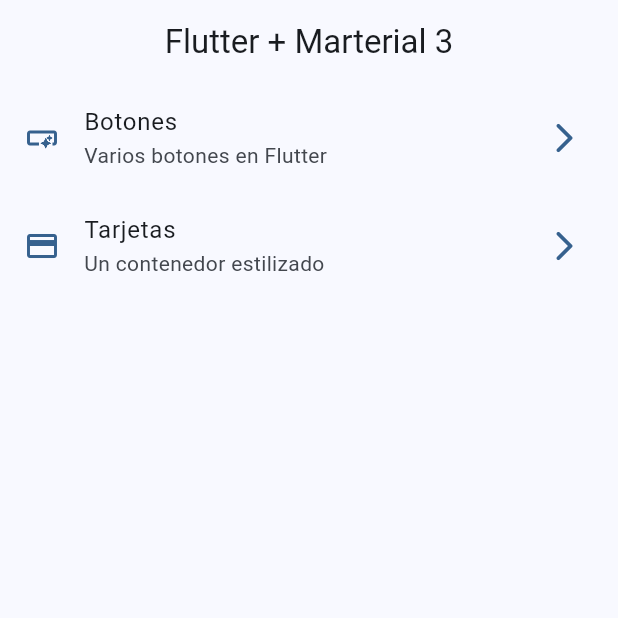
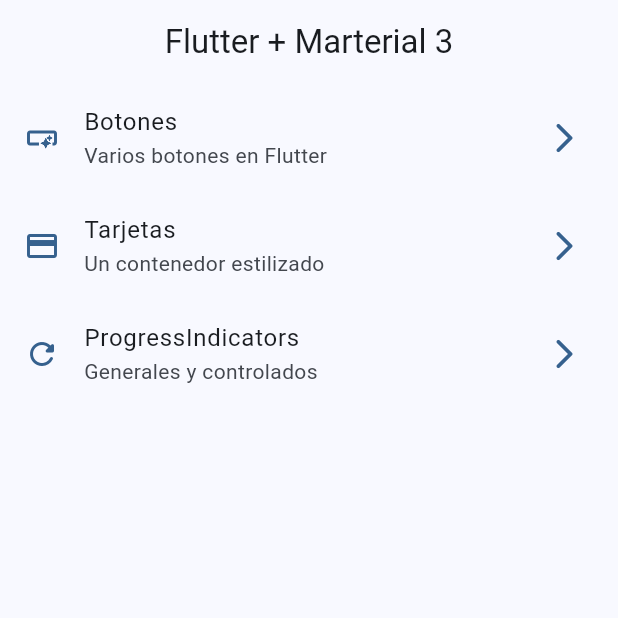
Before and after one commit to UN1T7D/widget_app, a Flutter app: the screen it shows after launch, on a phone screen of 412 x 824 dp, the top half of it. Run offline on Flutter 3.47's test engine with Material 3 defaults, Android fonts, the phone set to English and light mode, and no system bars; our stand-ins replace go_router.

Commit message:
progress indicators finish

```diff
--- a/lib/config/menu/menu_items.dart
+++ b/lib/config/menu/menu_items.dart
@@ -25,4 +25,9 @@ const appMenuItem = <MenuItems>[
       subTitle: 'Un contenedor estilizado',
       link: '/cards',
       icon: Icons.credit_card),
+  MenuItems(
+      title: 'ProgressIndicators',
+      subTitle: 'Generales y controlados',
+      link: '/progress',
+      icon: Icons.refresh_rounded),
 ];
--- a/lib/config/router/app_router.dart
+++ b/lib/config/router/app_router.dart
@@ -1,7 +1,5 @@
 import 'package:go_router/go_router.dart';
-import 'package:widget_app/presentation/screens/buttons/buttons_screen.dart';
-import 'package:widget_app/presentation/screens/cards/cards_screen.dart';
-import 'package:widget_app/presentation/screens/home/home_screen.dart';
+import 'package:widget_app/presentation/screens/screens.dart';
 
 final appRouter = GoRouter(initialLocation: '/', routes: [
   GoRoute(
@@ -19,4 +17,9 @@ final appRouter = GoRouter(initialLocation: '/', routes: [
     name: CardsScreen.name,
     builder: (context, state) => const CardsScreen(),
   ),
+  GoRoute(
+    path: '/progress',
+    name: ProgressScreen.name,
+    builder: (context, state) => const ProgressScreen(),
+  ),
 ]);
```
Also changed, not shown: lib/presentation/screens/progress/progress_screen.dart (+76 -1 lines).
